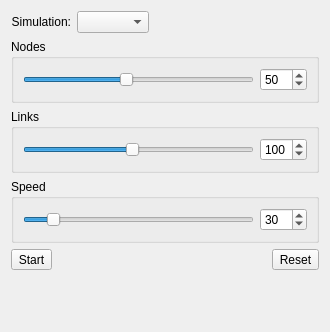
This is scripts/Controls.ui in dmzgroup/littlesims as Qt 5 draws it before an edit. The edited form follows.
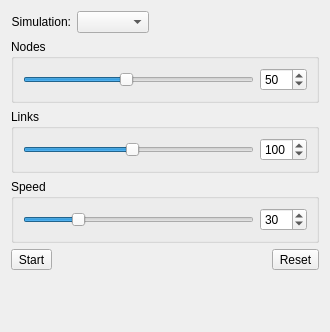
This is the edited form.

Commit message: Fixed bug that would stop mites simulations from converging to one cluster.

What changed in the file:
```diff
--- a/scripts/Controls.ui
+++ b/scripts/Controls.ui
@@ -187,7 +187,7 @@
          <number>10</number>
         </property>
         <property name="maximum">
-         <number>200</number>
+         <number>100</number>
         </property>
         <property name="value">
          <number>30</number>
```
Left out of the diff: 2 changed lines with no effect on the pictures. The commit also changes 1 other file.
